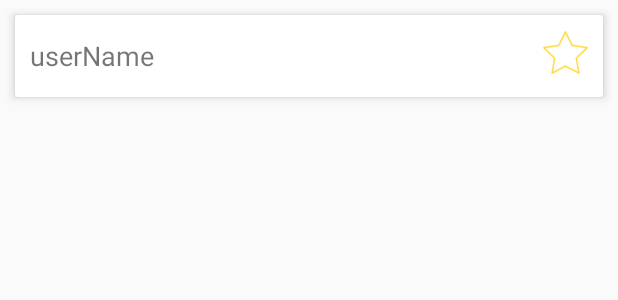
After one commit to Chris0296/OutApp, an Android app: the layout view_profile_venue.xml on its own in the app's theme, with its tools: preview values and no code run, on a phone screen of 412 x 824 dp. The commit adds this screen. Shown: the top 300 px of the screen. Run offline under Robolectric (Android 15) with nearby library versions, the phone set to English and light mode, and no system bars.

Commit message:
add destination recycler on profile

```diff
--- /dev/null
+++ b/app/src/main/res/layout/view_profile_venue.xml
@@ -0,0 +1,33 @@
+<?xml version="1.0" encoding="utf-8"?>
+<android.support.v7.widget.CardView android:layout_width="match_parent"
+    android:layout_height="wrap_content"
+    xmlns:android="http://schemas.android.com/apk/res/android"
+    xmlns:app="http://schemas.android.com/apk/res-auto"
+    android:layout_margin="10dp"
+    app:cardCornerRadius="2dp"
+    app:cardElevation="4dp">
+    <RelativeLayout xmlns:android="http://schemas.android.com/apk/res/android"
+        android:layout_width="match_parent"
+        android:layout_height="wrap_content"
+        xmlns:tools="http://schemas.android.com/tools"
+        android:padding="10dp">
+        <TextView
+            android:id="@+id/destinationName"
+            android:layout_width="wrap_content"
+            android:layout_height="wrap_content"
+            tools:text="userName"
+            android:layout_marginBottom="10dp"
+            android:textSize="@dimen/titleSize"
+            android:layout_centerVertical="true"/>
+        <ToggleButton
+            android:id="@+id/tglGoing"
+            android:layout_width="30dp"
+            android:layout_height="30dp"
+            android:textOn=""
+            android:textOff=""
+            android:focusable="false"
+            android:focusableInTouchMode="false"
+            android:background="@drawable/toggle_selector"
+            android:layout_alignParentEnd="true"/>
+    </RelativeLayout>
+</android.support.v7.widget.CardView>
```
Also changed, not shown: app/src/main/java/com/example/chris/outapp/model/adapter/ProfileDestinationRecyclerAdapter.java (added, +76 -0 lines), app/src/main/java/com/example/chris/outapp/view/fragment/ProfileFragment.java (+37 -6 lines), app/src/main/java/com/example/chris/outapp/viewmodel/VenueViewModel.java (+27 -0 lines), app/src/main/res/layout/fragment_profile.xml (+4 -12 lines).
